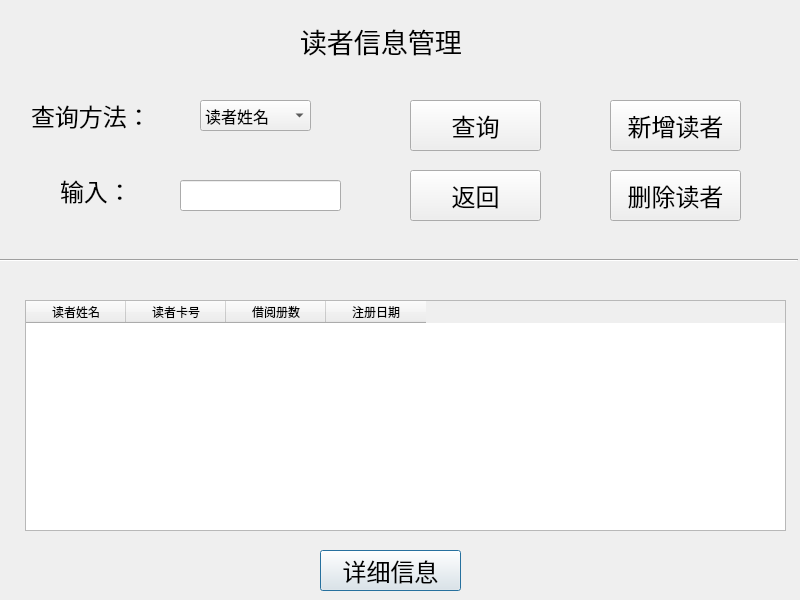
Qt form Library_Administrator_System/readermanagement.ui (renzibei/TGLibrary) before a commit.
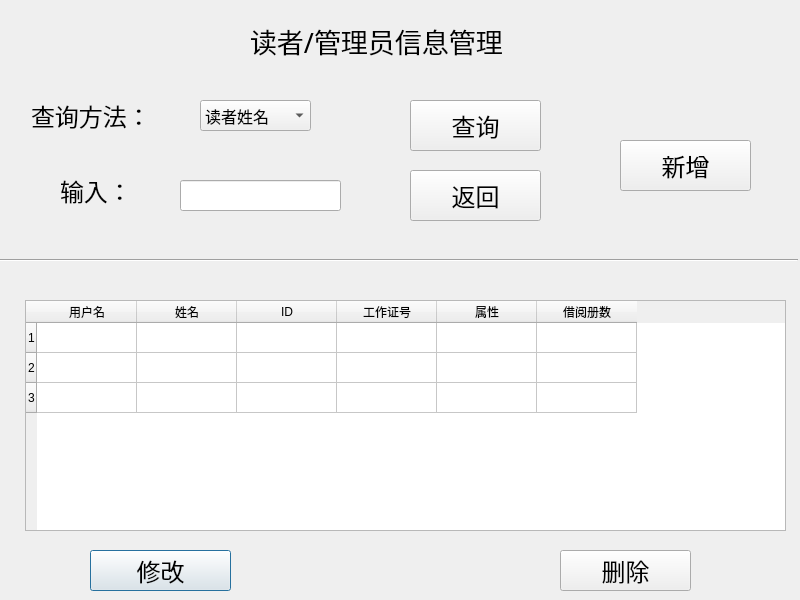
The same form after that commit. Icons and pictures are not drawn.

What changed in the file:
```diff
--- a/Library_Administrator_System/readermanagement.ui
+++ b/Library_Administrator_System/readermanagement.ui
@@ -20,9 +20,9 @@
   <widget class="QLabel" name="label">
    <property name="geometry">
     <rect>
-     <x>300</x>
+     <x>250</x>
      <y>10</y>
-     <width>201</width>
+     <width>321</width>
      <height>61</height>
     </rect>
    </property>
@@ -33,7 +33,7 @@
     </font>
    </property>
    <property name="text">
-    <string>读者信息管理</string>
+    <string>读者/管理员信息管理</string>
    </property>
   </widget>
   <widget class="QTableWidget" name="tableWidget">
@@ -45,14 +45,35 @@
      <height>231</height>
     </rect>
    </property>
+   <property name="rowCount">
+    <number>3</number>
+   </property>
+   <row/>
+   <row/>
+   <row/>
    <column>
     <property name="text">
-     <string>读者姓名</string>
+     <string>用户名</string>
     </property>
    </column>
    <column>
     <property name="text">
-     <string>读者卡号</string>
+     <string>姓名</string>
+    </property>
+   </column>
+   <column>
+    <property name="text">
+     <string>ID</string>
+    </property>
+   </column>
+   <column>
+    <property name="text">
+     <string>工作证号</string>
+    </property>
+   </column>
+   <column>
+    <property name="text">
+     <string>属性</string>
     </property>
    </column>
    <column>
@@ -60,11 +81,6 @@
      <string>借阅册数</string>
     </property>
    </column>
-   <column>
-    <property name="text">
-     <string>注册日期</string>
-    </property>
-   </column>
   </widget>
   <widget class="Line" name="line">
    <property name="geometry">
@@ -82,7 +98,7 @@
   <widget class="QPushButton" name="pushButton">
    <property name="geometry">
     <rect>
-     <x>320</x>
+     <x>90</x>
      <y>550</y>
      <width>141</width>
      <height>41</height>
@@ -94,14 +110,14 @@
     </font>
    </property>
    <property name="text">
-    <string>详细信息</string>
+    <string>修改</string>
    </property>
   </widget>
   <widget class="QPushButton" name="pushButton_2">
    <property name="geometry">
     <rect>
-     <x>610</x>
-     <y>100</y>
+     <x>620</x>
+     <y>140</y>
      <width>131</width>
      <height>51</height>
     </rect>
@@ -112,16 +128,16 @@
     </font>
    </property>
    <property name="text">
-    <string>新增读者</string>
+    <string>新增</string>
    </property>
   </widget>
   <widget class="QPushButton" name="pushButton_3">
    <property name="geometry">
     <rect>
-     <x>610</x>
-     <y>170</y>
+     <x>560</x>
+     <y>550</y>
      <width>131</width>
-     <height>51</height>
+     <height>41</height>
     </rect>
    </property>
    <property name="font">
@@ -130,7 +146,7 @@
     </font>
    </property>
    <property name="text">
-    <string>删除读者</string>
+    <string>删除</string>
    </property>
   </widget>
   <widget class="QLabel" name="label_2">
```
Left out of the diff: 18 changed lines with no effect on the pictures.
